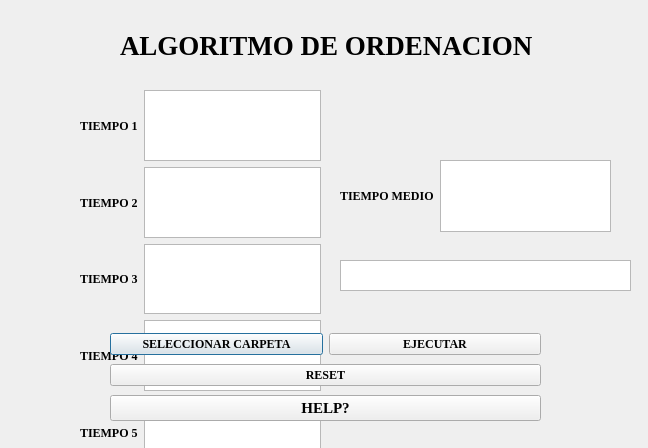
Old version of the form Source Code/filtronegativo.ui in the repository Cisner0s/Practica3ARCO.
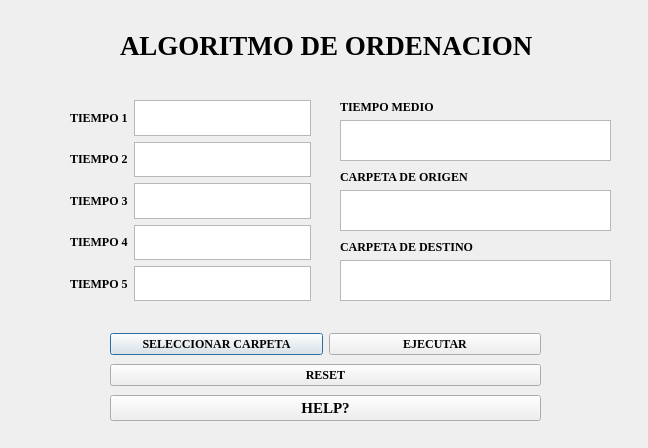
New version of the form.

```diff
--- a/Source Code/filtronegativo.ui
+++ b/Source Code/filtronegativo.ui
@@ -22,10 +22,10 @@
   <widget class="QWidget" name="horizontalLayoutWidget_2">
    <property name="geometry">
     <rect>
-     <x>80</x>
-     <y>90</y>
+     <x>70</x>
+     <y>100</y>
      <width>241</width>
-     <height>378</height>
+     <height>201</height>
     </rect>
    </property>
    <layout class="QHBoxLayout" name="horizontalLayout_2">
@@ -70,6 +70,9 @@
     </item>
     <item>
      <layout class="QVBoxLayout" name="verticalLayout">
+      <item>
+       <widget class="QTextEdit" name="textEdit"/>
+      </item>
       <item>
        <widget class="QTextEdit" name="textEdit_2"/>
       </item>
@@ -79,9 +82,6 @@
       <item>
        <widget class="QTextEdit" name="textEdit_4"/>
       </item>
-      <item>
-       <widget class="QTextEdit" name="textEdit"/>
-      </item>
       <item>
        <widget class="QTextEdit" name="textEdit_6"/>
       </item>
@@ -109,28 +109,6 @@
     <string>ALGORITMO DE ORDENACION</string>
    </property>
   </widget>
-  <widget class="QWidget" name="horizontalLayoutWidget">
-   <property name="geometry">
-    <rect>
-     <x>340</x>
-     <y>160</y>
-     <width>271</width>
-     <height>72</height>
-    </rect>
-   </property>
-   <layout class="QHBoxLayout" name="horizontalLayout">
-    <item>
-     <widget class="QLabel" name="label_7">
-      <property name="text">
-       <string>TIEMPO MEDIO</string>
-      </property>
-     </widget>
-    </item>
-    <item>
-     <widget class="QTextEdit" name="textEdit_5"/>
-    </item>
-   </layout>
-  </widget>
   <widget class="QWidget" name="verticalLayoutWidget">
    <property name="geometry">
     <rect>
@@ -182,15 +160,71 @@
     </item>
    </layout>
   </widget>
-  <widget class="QTextBrowser" name="rutaprueba">
+  <widget class="QWidget" name="verticalLayoutWidget_2">
    <property name="geometry">
     <rect>
      <x>340</x>
-     <y>260</y>
-     <width>291</width>
-     <height>31</height>
+     <y>170</y>
+     <width>271</width>
+     <height>61</height>
     </rect>
    </property>
+   <layout class="QVBoxLayout" name="verticalLayout_4">
+    <item>
+     <widget class="QLabel" name="label_8">
+      <property name="text">
+       <string>CARPETA DE ORIGEN</string>
+      </property>
+     </widget>
+    </item>
+    <item>
+     <widget class="QTextBrowser" name="rutaOrigen"/>
+    </item>
+   </layout>
+  </widget>
+  <widget class="QWidget" name="verticalLayoutWidget_3">
+   <property name="geometry">
+    <rect>
+     <x>340</x>
+     <y>240</y>
+     <width>271</width>
+     <height>61</height>
+    </rect>
+   </property>
+   <layout class="QVBoxLayout" name="verticalLayout_5">
+    <item>
+     <widget class="QLabel" name="label_9">
+      <property name="text">
+       <string>CARPETA DE DESTINO</string>
+      </property>
+     </widget>
+    </item>
+    <item>
+     <widget class="QTextBrowser" name="rutaDestino"/>
+    </item>
+   </layout>
+  </widget>
+  <widget class="QWidget" name="verticalLayoutWidget_4">
+   <property name="geometry">
+    <rect>
+     <x>340</x>
+     <y>100</y>
+     <width>271</width>
+     <height>61</height>
+    </rect>
+   </property>
+   <layout class="QVBoxLayout" name="verticalLayout_6">
+    <item>
+     <widget class="QLabel" name="label_7">
+      <property name="text">
+       <string>TIEMPO MEDIO</string>
+      </property>
+     </widget>
+    </item>
+    <item>
+     <widget class="QTextEdit" name="textEdit_5"/>
+    </item>
+   </layout>
   </widget>
  </widget>
  <resources/>
```
